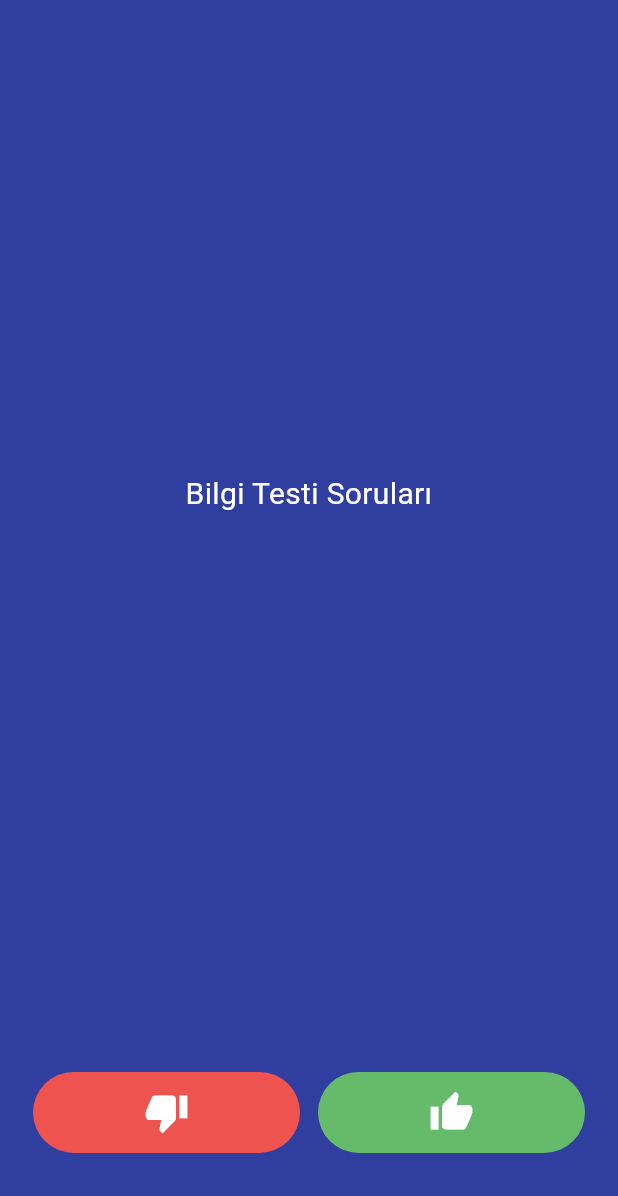
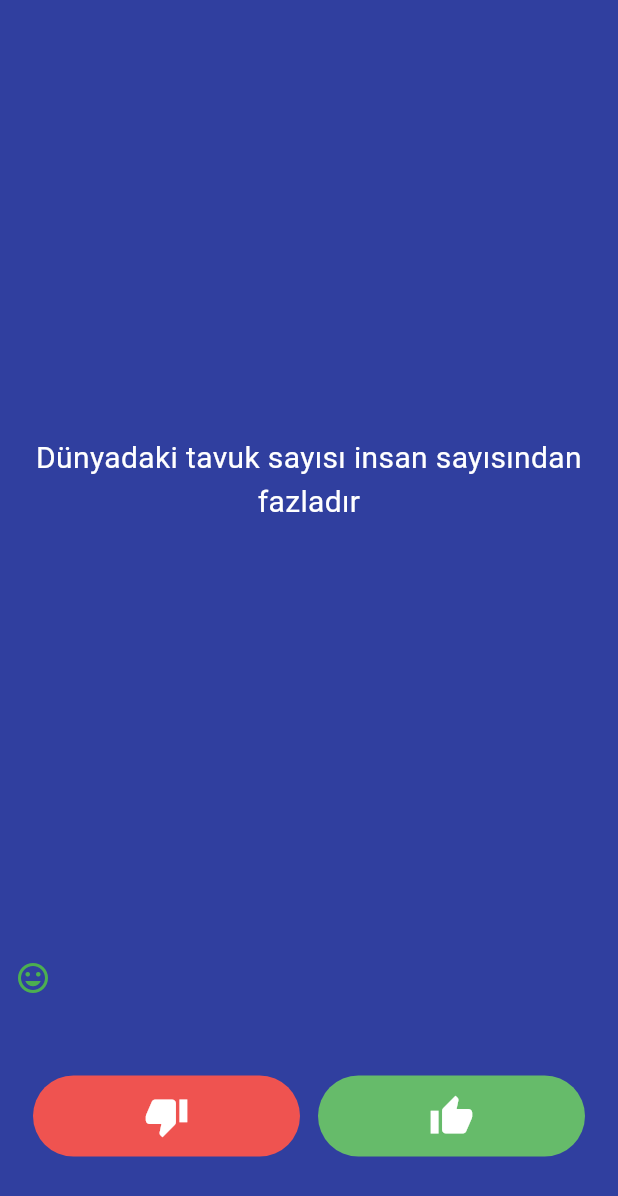
Before and after one commit to ismail036/Flutter-Quiz-App-, a Flutter app: the screen it shows after launch, after a tap on the "thumb down" icon, on a phone screen of 412 x 824 dp. Shown: the top 1196 px of the screen. Run offline on Flutter 3.47's test engine with Material 3 defaults, Android fonts, the phone set to English and light mode, and no system bars.

Commit message:
main.dart updated

```diff
--- a/lib/main.dart
+++ b/lib/main.dart
@@ -30,20 +30,45 @@ class SoruSayfasi extends StatefulWidget {
   State<SoruSayfasi> createState() => _SoruSayfasiState();
 }
 
+class Sorular{
+  String soru = "";
+  bool cevap = false;
+
+  Sorular(this.soru,this.cevap);
+
+}
+
 class _SoruSayfasiState extends State<SoruSayfasi> {
+
+  List<Widget> secimler = [];
+  List<Sorular> sorular = [
+    Sorular("Titanic gelmiş geçmiş en büyük gemidir", false),
+    Sorular("Dünyadaki tavuk sayısı insan sayısından fazladır", true),
+    Sorular("Kelebeklerin ömrü bir gündür", false),
+    Sorular("Dünya düzdür", false),
+    Sorular("Kaju fıstığı aslında bir meyvenin sapıdır", true),
+    Sorular("Fatih Sultan Mehmet hiç patates yememiştir", true),
+    Sorular("Fransızlar 80 demek için, 4 - 20 der", true),
+  ];
+
+
+  int soruIndex = 0;
+  int score = 0;
+
+
   @override
   Widget build(BuildContext context) {
     return  Column(
       mainAxisAlignment: MainAxisAlignment.spaceBetween,
       crossAxisAlignment: CrossAxisAlignment.stretch,
       children: <Widget>[
-      Expanded(
+         Expanded(
                 flex: 4,
                 child: Padding(
                   padding: EdgeInsets.all(10.0),
                   child: Center(
                     child: Text(
-      'Bilgi Testi Soruları',
+                      getText(),
                       textAlign: TextAlign.center,
                       style: TextStyle(
                         fontSize: 20.0,
@@ -53,12 +78,17 @@ class _SoruSayfasiState extends State<SoruSayfasi> {
                   ),
                 ),
               ),
-      Expanded(
+        Wrap(
+          spacing: 8.0,
+          runSpacing: 8.0,
+          children: secimler,
+        ),
+        Expanded(
                 flex: 1,
                 child: Padding(
                     padding: EdgeInsets.symmetric(horizontal: 6.0),
                     child: Row(children: <Widget>[
-      Expanded(
+                          Expanded(
                           child: Padding(
                               padding: EdgeInsets.symmetric(horizontal: 6),
                               child: TextButton(
@@ -71,9 +101,21 @@ class _SoruSayfasiState extends State<SoruSayfasi> {
                                    Icons.thumb_down,
                                   size: 30.0,
                                 ),
-                                onPressed: () {},
+                                onPressed: () {
+                                  setState(() {
+                                    if(sorular[soruIndex].cevap == false){
+                                      secimler.add(dogruIconu);
+                                      score += 1;
+                                    }else{
+                                      secimler.add(yanlisIconu);
+                                    }
+                                    if (sorular.length-1! > soruIndex){
+                                      soruIndex += 1;
+                                    }
+                                  });
+                                },
                               ))),
-        Expanded(
+                          Expanded(
                           child: Padding(
                               padding: EdgeInsets.symmetric(horizontal: 6),
                               child: TextButton(
@@ -86,7 +128,24 @@ class _SoruSayfasiState extends State<SoruSayfasi> {
                                    Icons.thumb_up,
                                   size: 30.0,
                                 ),
-                                onPressed: () {},
+                                onPressed: () {
+                                  setState(() {
+                                    if(sorular[soruIndex].cevap == true){
+                                      secimler.add(dogruIconu);
+                                      score += 1;
+                                    }else{
+                                      secimler.add(yanlisIconu);
+                                    }
+                                    if (sorular.length-1! > soruIndex){
+                                      soruIndex += 1;
+                                    }else{
+                                      Navigator.push(
+                                        context,
+                                        MaterialPageRoute(builder: (context) =>  ScorePage(score: score)),
+                                      );
+                                    };
+                                  });
+                                },
                               ))),
 
                               ])),
@@ -95,4 +154,16 @@ class _SoruSayfasiState extends State<SoruSayfasi> {
     );
 
   }
+
+  String getText() {
+    String text = "";
+    if (sorular.length > soruIndex){
+      text = sorular[soruIndex].soru;
+    }
+    return text;
+  }
 }
+
+
+const Icon dogruIconu = Icon(Icons.mood,color: Colors.green,);
+const Icon yanlisIconu = Icon(Icons.mood_bad, color: Colors.red,);
```
